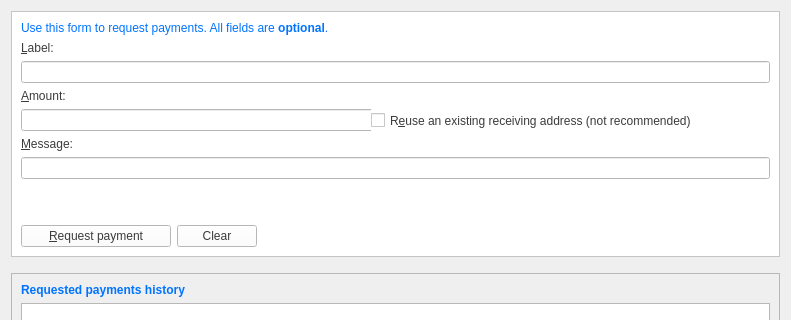
Qt form src/qt/forms/receivecoinsdialog.ui (creativechain/creativechain-core) before a commit; both pictures show x 0 to 791 and y 0 to 320 of the 791 by 485 pixel window.
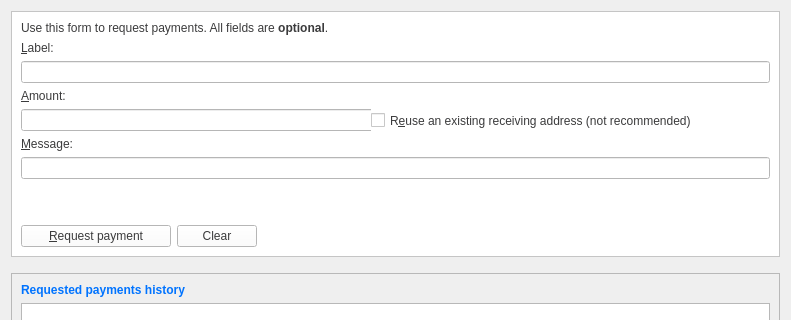
The same form after that commit. Icons and pictures are not drawn. Custom widgets are drawn as their Qt base class.

What changed in the file:
```diff
--- a/src/qt/forms/receivecoinsdialog.ui
+++ b/src/qt/forms/receivecoinsdialog.ui
@@ -35,7 +35,7 @@
         <item>
          <widget class="QLabel" name="label_5">
           <property name="styleSheet">
-           <string notr="true"/>
+           <string notr="true">color: rgb(59, 59, 60);</string>
           </property>
           <property name="text">
            <string>Use this form to request payments. All fields are &lt;b&gt;optional&lt;/b&gt;.</string>
```
